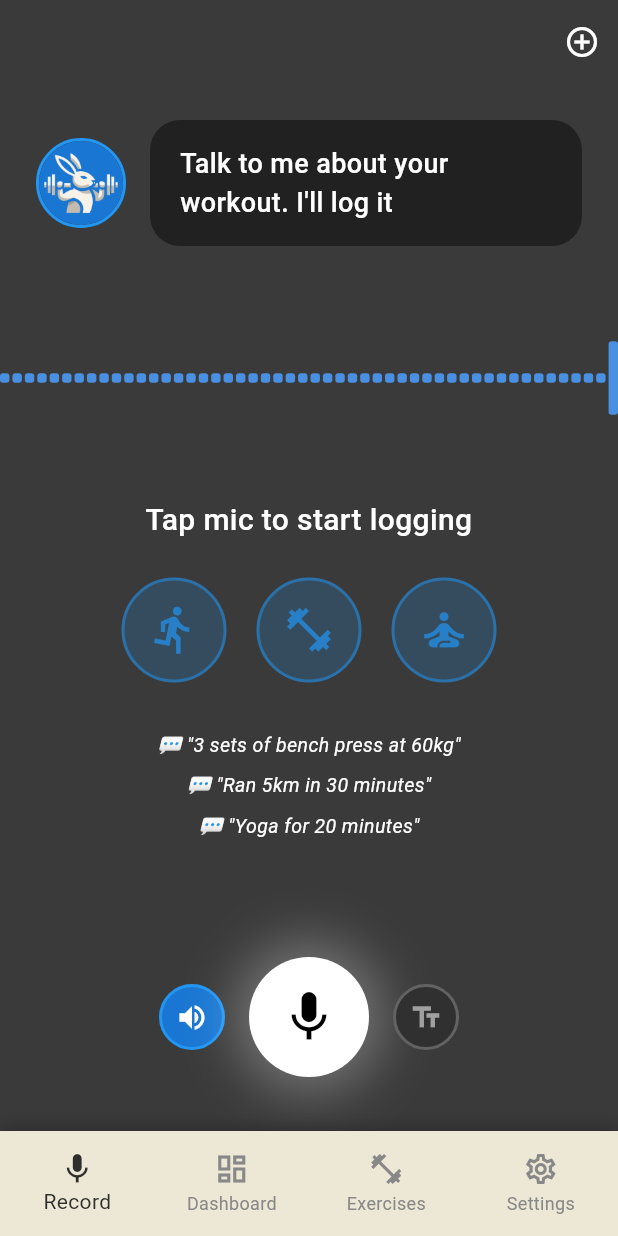
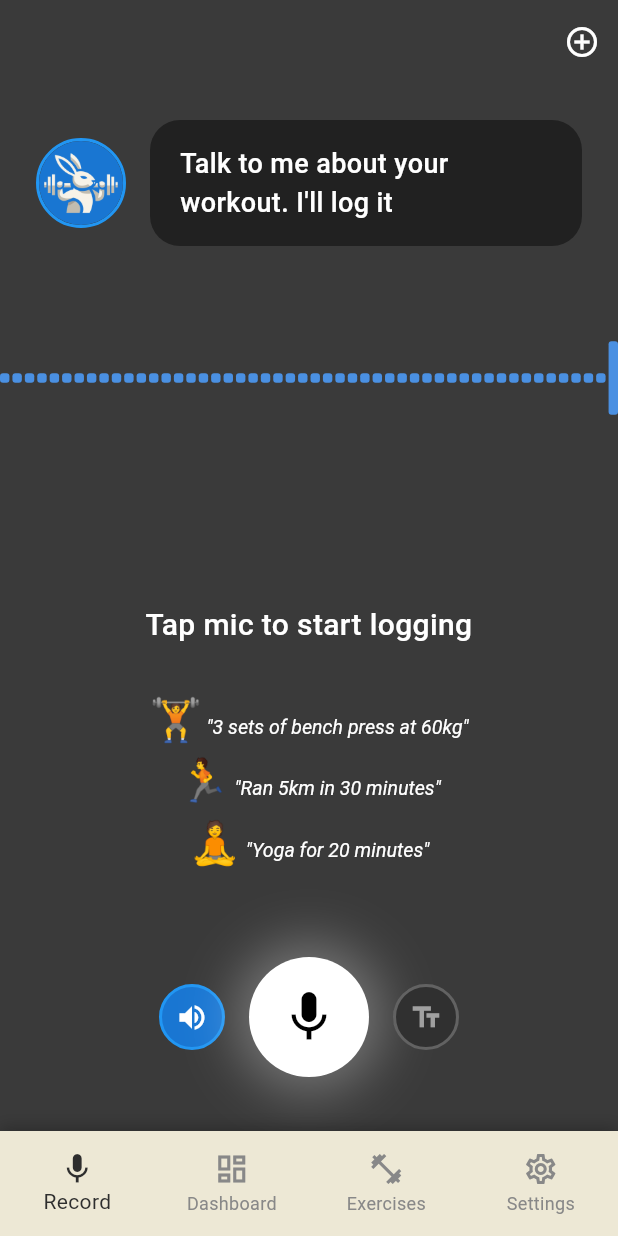
Before and after one commit to Rabbit-CollectiveScience/phil, a Flutter app: the screen it shows after launch, on a phone screen of 412 x 824 dp. Run offline on Flutter 3.47's test engine with Material 3 defaults, Android fonts, the phone set to English and light mode, and no system bars; our stand-ins replace audioplayers, device_info_plus, fl_chart, google_generative_ai, googleapis_auth, hive and 3 more; missing offline and left inert: sound_stream; accounts and stored records are empty.

Commit message:
update record page

```diff
--- a/apps/mobile/lib/l1_ui/record.dart
+++ b/apps/mobile/lib/l1_ui/record.dart
@@ -546,7 +546,7 @@ class _RecordPageState extends State<RecordPage>
                             // Animated voice wave
                             _AnimatedVoiceWave(),
 
-                            const SizedBox(height: 40),
+                            const Spacer(flex: 3),
 
                             // Subtitle
                             const Text(
@@ -559,84 +559,6 @@ class _RecordPageState extends State<RecordPage>
                               textAlign: TextAlign.center,
                             ),
 
-                            const SizedBox(height: 24),
-
-                            // Row of three smaller category icons
-                            Row(
-                              mainAxisAlignment: MainAxisAlignment.center,
-                              children: [
-                                // Cardio
-                                GestureDetector(
-                                  onTap: _handleVoiceInput,
-                                  child: Container(
-                                    width: 70,
-                                    height: 70,
-                                    decoration: BoxDecoration(
-                                      shape: BoxShape.circle,
-                                      color: Colors.blue.withOpacity(0.2),
-                                      border: Border.all(
-                                        color: Colors.blue.withOpacity(0.5),
-                                        width: 2,
-                                      ),
-                                    ),
-                                    child: Icon(
-                                      Icons.directions_run,
-                                      size: 35,
-                                      color: Colors.blue.withOpacity(0.7),
-                                    ),
-                                  ),
-                                ),
-
-                                const SizedBox(width: 20),
-
-                                // Weight
-                                GestureDetector(
-                                  onTap: _handleVoiceInput,
-                                  child: Container(
-                                    width: 70,
-                                    height: 70,
-                                    decoration: BoxDecoration(
-                                      shape: BoxShape.circle,
-                                      color: Colors.blue.withOpacity(0.2),
-                                      border: Border.all(
-                                        color: Colors.blue.withOpacity(0.5),
-                                        width: 2,
-                                      ),
-                                    ),
-                                    child: Icon(
-                                      Icons.fitness_center,
-                                      size: 35,
-                                      color: Colors.blue.withOpacity(0.7),
-                                    ),
-                                  ),
-                                ),
-
-                                const SizedBox(width: 20),
-
-                                // Flexibility
-                                GestureDetector(
-                                  onTap: _handleVoiceInput,
-                                  child: Container(
-                                    width: 70,
-                                    height: 70,
-                                    decoration: BoxDecoration(
-                                      shape: BoxShape.circle,
-                                      color: Colors.blue.withOpacity(0.2),
-                                      border: Border.all(
-                                        color: Colors.blue.withOpacity(0.5),
-                                        width: 2,
-                                      ),
-                                    ),
-                                    child: Icon(
-                                      Icons.self_improvement,
-                                      size: 35,
-                                      color: Colors.blue.withOpacity(0.7),
-                                    ),
-                                  ),
-                                ),
-                              ],
-                            ),
-
                             const SizedBox(height: 32),
 
                             // Example prompts
@@ -648,21 +570,21 @@ class _RecordPageState extends State<RecordPage>
                                 crossAxisAlignment: CrossAxisAlignment.center,
                                 children: [
                                   _buildExamplePrompt(
-                                    '💬 "3 sets of bench press at 60kg"',
+                                    '🏋️ "3 sets of bench press at 60kg"',
                                   ),
                                   const SizedBox(height: 8),
                                   _buildExamplePrompt(
-                                    '💬 "Ran 5km in 30 minutes"',
+                                    '🏃 "Ran 5km in 30 minutes"',
                                   ),
                                   const SizedBox(height: 8),
                                   _buildExamplePrompt(
-                                    '💬 "Yoga for 20 minutes"',
+                                    '🧘 "Yoga for 20 minutes"',
                                   ),
                                 ],
                               ),
                             ),
 
-                            const Spacer(flex: 3),
+                            const SizedBox(height: 40),
                           ],
                         ),
                       )
@@ -1609,14 +1531,26 @@ class _RecordPageState extends State<RecordPage>
   }
 
   Widget _buildExamplePrompt(String text) {
-    return Text(
-      text,
-      style: const TextStyle(
-        color: Colors.white,
-        fontSize: 13,
-        fontStyle: FontStyle.italic,
+    return RichText(
+      textAlign: TextAlign.center,
+      text: TextSpan(
+        children: [
+          TextSpan(
+            text: text.substring(0, 2), // Emoji
+            style: const TextStyle(
+              fontSize: 28,
+            ),
+          ),
+          TextSpan(
+            text: text.substring(2), // Rest of text
+            style: const TextStyle(
+              color: Colors.white,
+              fontSize: 13,
+              fontStyle: FontStyle.italic,
+            ),
+          ),
+        ],
       ),
-      textAlign: TextAlign.center,
     );
   }
 }
```
